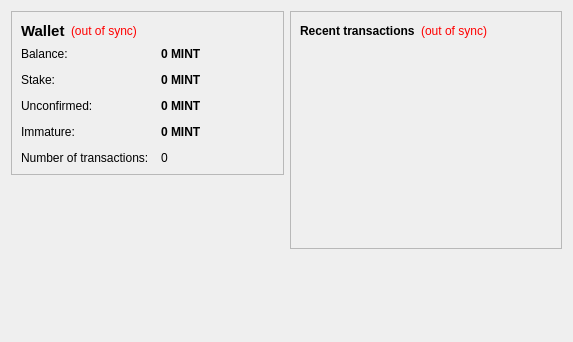
The window that src/qt/forms/overviewpage.ui (ruckard/GreenCoin) describes before a commit, drawn with Qt 5.
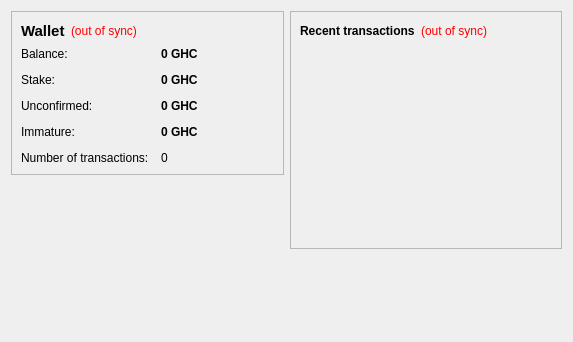
The same window after the commit. Icons and pictures are not drawn.

Commit message: FORK-GHOST: [REMOVE] [REPLACE-TICKER] Replace from MINT to GHC .

Diff of the .ui file:
```diff
--- a/src/qt/forms/overviewpage.ui
+++ b/src/qt/forms/overviewpage.ui
@@ -105,7 +105,7 @@
              <string>Your current balance</string>
             </property>
             <property name="text">
-             <string notr="true">0 MINT</string>
+             <string notr="true">0 GHC</string>
             </property>
             <property name="textInteractionFlags">
              <set>Qt::LinksAccessibleByMouse|Qt::TextSelectableByKeyboard|Qt::TextSelectableByMouse</set>
@@ -134,7 +134,7 @@
              <string>Total of coins that was staked, and do not yet count toward the current balance</string>
             </property>
             <property name="text">
-             <string notr="true">0 MINT</string>
+             <string notr="true">0 GHC</string>
             </property>
             <property name="textInteractionFlags">
              <set>Qt::LinksAccessibleByMouse|Qt::TextSelectableByKeyboard|Qt::TextSelectableByMouse</set>
@@ -163,7 +163,7 @@
              <string>Total of transactions that have yet to be confirmed, and do not yet count toward the current balance</string>
             </property>
             <property name="text">
-             <string notr="true">0 MINT</string>
+             <string notr="true">0 GHC</string>
             </property>
             <property name="textInteractionFlags">
              <set>Qt::LinksAccessibleByMouse|Qt::TextSelectableByKeyboard|Qt::TextSelectableByMouse</set>
@@ -189,7 +189,7 @@
              <string>Mined balance that has not yet matured</string>
             </property>
             <property name="text">
-             <string notr="true">0 MINT</string>
+             <string notr="true">0 GHC</string>
             </property>
             <property name="textInteractionFlags">
              <set>Qt::LinksAccessibleByMouse|Qt::TextSelectableByKeyboard|Qt::TextSelectableByMouse</set>
```
The commit also changes 2 other files.
